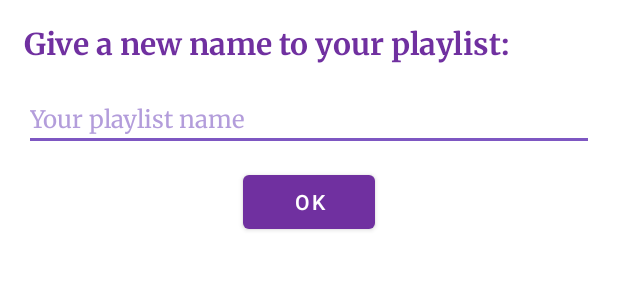
After one commit to forvev/Music-Streaming-application, an Android app: the layout dialog_rename_playlist.xml on its own in the app's theme, with its tools: preview values and no code run, on a phone screen of 412 x 824 dp. The commit adds this screen. Shown: the top 300 px of the screen. Run offline under Robolectric (Android 15) with nearby library versions, the phone set to English and light mode, and no system bars; network calls fail.

Commit message:
UI improvements for dialogs

```diff
--- a/app/src/main/java/com/example/musicfun/fragment/sharedplaylist/SharedPlaylistFragment.java
+++ b/app/src/main/java/com/example/musicfun/fragment/sharedplaylist/SharedPlaylistFragment.java
@@ -65,7 +65,6 @@ public class SharedPlaylistFragment extends Fragment {
             // send playlist_id and new name to server
             // check whether the playlist names are duplicated
             viewModel.renamePlaylist(playlistName, position);
-            Toast.makeText(getContext(), "saved", Toast.LENGTH_SHORT).show();
         }
 
         @Override
--- /dev/null
+++ b/app/src/main/res/layout/dialog_rename_playlist.xml
@@ -0,0 +1,43 @@
+<?xml version="1.0" encoding="utf-8"?>
+<RelativeLayout xmlns:android="http://schemas.android.com/apk/res/android"
+    xmlns:app="http://schemas.android.com/apk/res-auto"
+    android:orientation="vertical"
+    android:layout_width="match_parent"
+    android:layout_height="match_parent"
+    android:background="@drawable/rounded_dialog_box"
+    android:padding="16dp">
+
+    <TextView
+        android:id="@+id/textview"
+        android:layout_width="wrap_content"
+        android:layout_height="wrap_content"
+        android:layout_marginBottom="16dp"
+        android:fontFamily="@font/merriweather_bold"
+        android:text="@string/give_new_name"
+        android:textColor="@color/theme_purple_dark"
+        android:textSize="20sp" />
+
+    <androidx.appcompat.widget.AppCompatEditText
+        android:id="@+id/name_et"
+        android:layout_width="match_parent"
+        android:layout_height="wrap_content"
+        android:layout_below="@+id/textview"
+        android:fontFamily="@font/merriweather"
+        android:hint="@string/playlist_name"
+        android:textSize="16sp"
+        android:imeOptions="actionNext"
+        android:inputType="text"
+        android:textColorHint="@color/purple_200"
+        app:backgroundTint="@color/purple_400" />
+
+    <Button
+        android:layout_width="wrap_content"
+        android:layout_height="wrap_content"
+        android:layout_gravity="end"
+        android:text="@string/confirm"
+        android:textSize="14sp"
+        android:id="@+id/submit_button"
+        android:layout_below="@id/name_et"
+        android:layout_marginTop="10dp"
+        android:layout_centerHorizontal="true"/>
+</RelativeLayout>
```
Also changed, not shown: app/src/main/java/com/example/musicfun/adapter/SharedPlaylist/SharedPlaylistAdapter.java (+42 -10 lines), app/src/main/java/com/example/musicfun/adapter/mymusic/PlaylistAdapter.java (+32 -11 lines).
